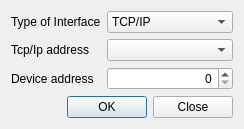
Old version of the form Service/Calibration/startdialog.ui in the repository OzhegovRoman/ControlUnit4_Software.
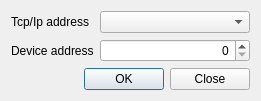
New version of the form.

The edit to the form file:
```diff
--- a/Service/Calibration/startdialog.ui
+++ b/Service/Calibration/startdialog.ui
@@ -6,8 +6,8 @@
    <rect>
     <x>0</x>
     <y>0</y>
-    <width>244</width>
-    <height>121</height>
+    <width>261</width>
+    <height>100</height>
    </rect>
   </property>
   <property name="windowTitle">
@@ -17,92 +17,20 @@
    <item>
     <layout class="QFormLayout" name="formLayout">
      <item row="0" column="0">
-      <widget class="QLabel" name="label">
-       <property name="text">
-        <string>Type of Interface</string>
-       </property>
-      </widget>
-     </item>
-     <item row="0" column="1">
-      <widget class="QComboBox" name="cbInterface">
-       <item>
-        <property name="text">
-         <string>TCP/IP</string>
-        </property>
-       </item>
-       <item>
-        <property name="text">
-         <string>Serial</string>
-        </property>
-       </item>
-      </widget>
-     </item>
-     <item row="1" column="0">
       <widget class="QLabel" name="lbProtocolspec">
        <property name="text">
         <string>Tcp/Ip address</string>
        </property>
       </widget>
      </item>
-     <item row="1" column="1">
-      <widget class="QStackedWidget" name="stackedWidget">
-       <property name="currentIndex">
-        <number>0</number>
-       </property>
-       <widget class="QWidget" name="page">
-        <layout class="QHBoxLayout" name="horizontalLayout">
-         <property name="spacing">
-          <number>0</number>
-         </property>
-         <property name="leftMargin">
-          <number>0</number>
-         </property>
-         <property name="topMargin">
-          <number>0</number>
-         </property>
-         <property name="rightMargin">
-          <number>0</number>
-         </property>
-         <property name="bottomMargin">
-          <number>0</number>
-         </property>
-         <item>
-          <widget class="QComboBox" name="cbTcpIp"/>
-         </item>
-        </layout>
-       </widget>
-       <widget class="QWidget" name="page_2">
-        <layout class="QVBoxLayout" name="verticalLayout_2">
-         <property name="spacing">
-          <number>0</number>
-         </property>
-         <property name="leftMargin">
-          <number>0</number>
-         </property>
-         <property name="topMargin">
-          <number>0</number>
-         </property>
-         <property name="rightMargin">
-          <number>0</number>
-         </property>
-         <property name="bottomMargin">
-          <number>0</number>
-         </property>
-         <item>
-          <widget class="QComboBox" name="cbSerial"/>
-         </item>
-        </layout>
-       </widget>
-      </widget>
-     </item>
-     <item row="2" column="0">
+     <item row="1" column="0">
       <widget class="QLabel" name="label_2">
        <property name="text">
         <string>Device address</string>
        </property>
       </widget>
      </item>
-     <item row="2" column="1">
+     <item row="1" column="1">
       <widget class="QSpinBox" name="sbDeviceAddress">
        <property name="alignment">
         <set>Qt::AlignRight|Qt::AlignTrailing|Qt::AlignVCenter</set>
@@ -112,6 +40,9 @@
        </property>
       </widget>
      </item>
+     <item row="0" column="1">
+      <widget class="QComboBox" name="cbTcpIp"/>
+     </item>
     </layout>
    </item>
    <item>
```
